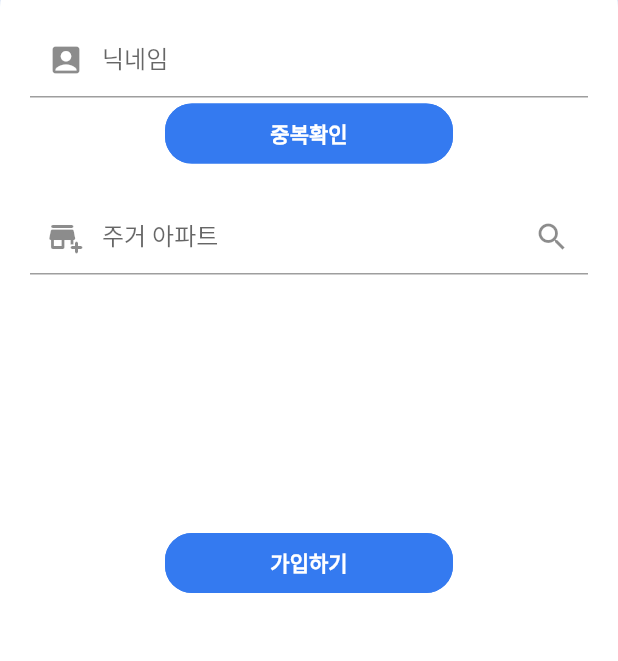
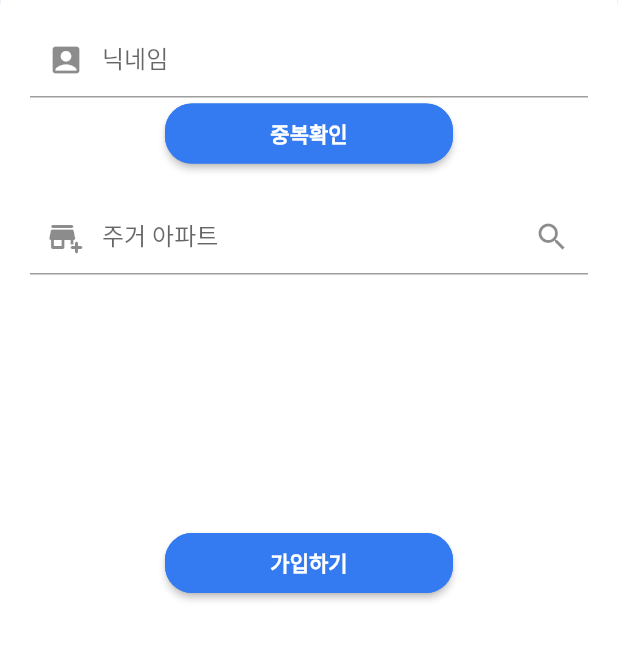
Before and after one commit to hugguggu/Apart_fore, a Flutter app: the SignUpAforePage screen opened directly, after a tap on "중복확인", on a phone screen of 412 x 824 dp, the part 562-1223 px from its top. Run offline on Flutter 3.47's test engine with Material 2 defaults, Android fonts, the phone set to English and light mode, and no system bars; our stand-ins replace firebase_auth, firebase_core, flutter_bloc, fluttertoast, freezed_annotation, get and 3 more; missing offline and left inert: kakao_flutter_sdk, kakao_flutter_sdk_user; accounts and stored records are empty; generated files the repository leaves out were written again.

Commit message:
220904 - 로그인 페이지 업데이트 진행 중

```diff
--- a/lib/pages/sign_in/widgets/sign_in_form.dart
+++ b/lib/pages/sign_in/widgets/sign_in_form.dart
@@ -107,7 +107,7 @@ class SignInForm extends StatelessWidget {
                 ),
                 Column(
                   children: <Widget>[
-                    FlatButton(
+                    MaterialButton(
                       onPressed: () {
                         FocusScope.of(context).unfocus();
                         context
@@ -176,6 +176,7 @@ class SignInForm extends StatelessWidget {
   }
 
   void showSnackBar(BuildContext context, Widget snackBar) {
-    Scaffold.of(context).showSnackBar(snackBar);
+    // Scaffold.of(context).showSnackBar(snackBar);
+    ScaffoldMessenger.of(context).showSnackBar(snackBar);
   }
 }
--- a/lib/pages/sign_up/widgets/sign_up_form.dart
+++ b/lib/pages/sign_up/widgets/sign_up_form.dart
@@ -89,7 +89,7 @@ class SignUpForm extends StatelessWidget {
                 ),
                 Column(
                   children: <Widget>[
-                    FlatButton(
+                    MaterialButton(
                       onPressed: () {
                         FocusScope.of(context).unfocus();
                         context
--- a/lib/pages/sign_up_afore/widgets/sign_up_afore_form.dart
+++ b/lib/pages/sign_up_afore/widgets/sign_up_afore_form.dart
@@ -92,9 +92,10 @@ class SignUpAforeForm extends StatelessWidget {
                       //     ? null
                       //     : "Invalid Email",
                     ),
-                    FlatButton (
+                    MaterialButton (
                         onPressed: (){
                           checkNickname(nickname);
+                          // main.getUsers();
                           FocusScope.of(context).unfocus();
                         },
                       color: Color(0xff347af0),
@@ -121,16 +122,24 @@ class SignUpAforeForm extends StatelessWidget {
                       height: 20,
                     ),
                     TextFormField(
-                      decoration: const InputDecoration(
+                      decoration: InputDecoration(
                         prefixIcon: Icon(Icons.add_business_rounded),
                         labelText: '주거 아파트',
                         hintText: '아파트명을 입력하세요.',
-                        suffixIcon: Icon(Icons.search), //검색 아이콘 추가
+                        suffixIcon: IconButton (
+                          icon: Icon(Icons.search),
+                          onPressed: () {
+                            // main.postSearchApart(searchApt);
+                          },
+                        ), //검색 아이콘 추가
                         contentPadding: EdgeInsets.only(left: 5, bottom: 5, top: 5, right: 5),
                       ),
                       autocorrect: false,
                       autofocus: false,
-                      onChanged: (value) => searchApt = value,
+                      onChanged: (value) => {
+                        searchApt = value,
+                        main.postSearchApart(searchApt),
+                      }
                       // onChanged: (value) {
                       //   searchApt = value.toString();
                       // },
@@ -139,7 +148,7 @@ class SignUpAforeForm extends StatelessWidget {
                 ),
                 Column(
                   children: <Widget>[
-                    FlatButton(
+                    MaterialButton(
                       onPressed: () {
                         main.postSearchApart(searchApt);
                         // main.postSetApart("A13579501");
--- a/lib/pages/start/start_page.dart
+++ b/lib/pages/start/start_page.dart
@@ -59,7 +59,7 @@ class StartPage extends StatelessWidget {
                   ]),
                 ),
               ),
-              // FlatButton(
+              // MaterialButton(
               //   onPressed: () {
               //     Navigator.pushReplacement(context, MaterialPageRoute(builder: (context) {
               //       return SignInPage();
--- a/lib/pages/welcome/welcome_page.dart
+++ b/lib/pages/welcome/welcome_page.dart
@@ -98,7 +98,7 @@ class WelcomePage extends StatelessWidget {
                           ),
                         ),
                         Spacer(),
-                        FlatButton(
+                        MaterialButton(
                           onPressed: () {
                             if (index < 3) {
                               _pageViewController.animateToPage(index + 1,
```
Also changed, not shown: lib/main.dart (+23 -2 lines).
